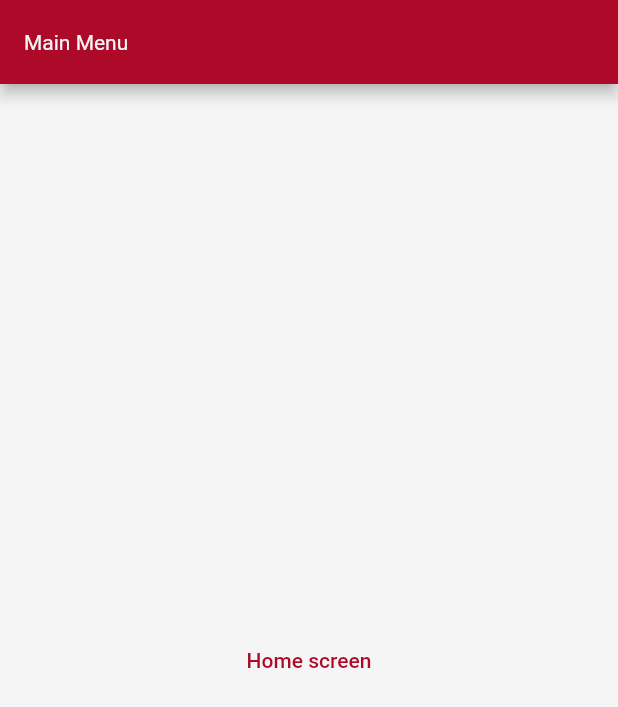
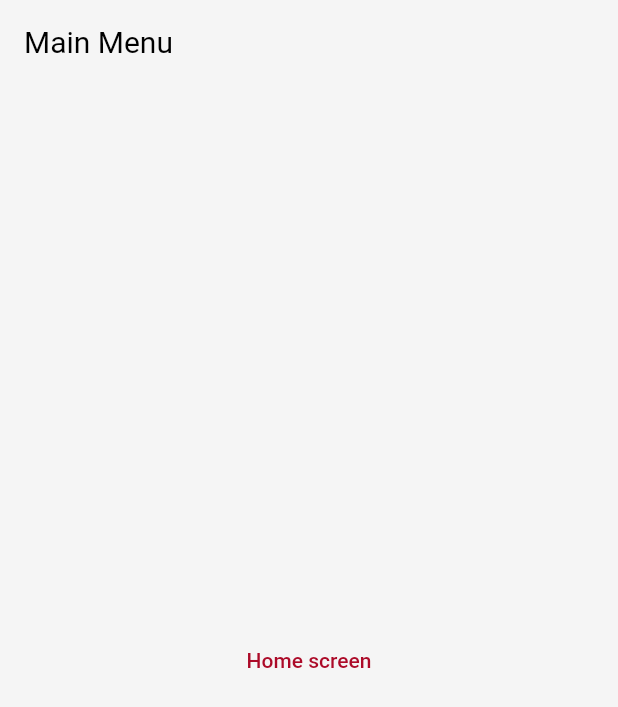
Before and after one commit to kevinooi/recipe_app, a Flutter app: the screen it shows after launch, on a phone screen of 412 x 824 dp. Shown: the top 707 px of the screen. Run offline on Flutter 3.47's test engine with Material 2 defaults, Android fonts, the phone set to English and light mode, and no system bars.

Commit message:
add custom colors for reuse purpose

```diff
--- a/lib/config/theme.dart
+++ b/lib/config/theme.dart
@@ -1,61 +1,74 @@
 import 'package:flutter/material.dart';
+
+import 'custom_color.dart';
 
 ThemeData theme() {
   return ThemeData(
-    scaffoldBackgroundColor: const Color(0xFFF5F5F5),
+    scaffoldBackgroundColor: CustomColors.scaffoldBackgroundColor,
+    appBarTheme: const AppBarTheme(
+      color: Colors.transparent,
+      elevation: 0,
+      centerTitle: false,
+      iconTheme: IconThemeData(),
+      titleTextStyle: TextStyle(
+        fontSize: 20,
+        color: Colors.black,
+        fontWeight: FontWeight.w400,
+      ),
+    ),
     colorScheme: const ColorScheme(
-      primary: Color(0xFFAC0A28),
-      primaryContainer: Color(0xFFAC0A28),
-      secondary: Color(0xFFE56A60),
-      secondaryContainer: Color(0xFFE56A60),
-      background: Color(0xFFF5F5F5),
-      surface: Color(0xFFF5F5F5),
-      error: Color(0x00000000),
+      primary: CustomColors.primaryRed,
+      primaryContainer: CustomColors.primaryRed,
+      secondary: CustomColors.secondaryRed,
+      secondaryContainer: CustomColors.secondaryRed,
+      background: CustomColors.scaffoldBackgroundColor,
+      surface: CustomColors.scaffoldBackgroundColor,
+      error: CustomColors.primaryText,
       brightness: Brightness.light,
-      onPrimary: Color(0xFFF5F5F5),
-      onSecondary: Color(0xFFF5F5F5),
-      onError: Color(0xFF2b2e4a),
-      onBackground: Color(0xFF2b2e4a),
-      onSurface: Color(0xFF2b2e4a),
+      onPrimary: CustomColors.scaffoldBackgroundColor,
+      onSecondary: CustomColors.scaffoldBackgroundColor,
+      onError: CustomColors.darkBlue,
+      onBackground: CustomColors.darkBlue,
+      onSurface: CustomColors.darkBlue,
     ),
     textTheme: const TextTheme(
       headline1: TextStyle(
-        color: Color(0xff0F2027),
+        color: CustomColors.primaryText,
         fontWeight: FontWeight.bold,
         fontSize: 36,
       ),
       headline2: TextStyle(
-        color: Color(0xff0F2027),
+        color: CustomColors.primaryText,
         fontWeight: FontWeight.bold,
         fontSize: 24,
       ),
       headline3: TextStyle(
-        color: Color(0xff0F2027),
+        color: CustomColors.primaryText,
         fontWeight: FontWeight.bold,
         fontSize: 18,
       ),
       headline4: TextStyle(
-        color: Color(0xff0F2027),
+        color: CustomColors.primaryText,
         fontWeight: FontWeight.bold,
         fontSize: 16,
       ),
       headline5: TextStyle(
-        color: Color(0xff0F2027),
+        color: CustomColors.primaryText,
         fontWeight: FontWeight.bold,
         fontSize: 14,
       ),
       headline6: TextStyle(
-        color: Color(0xff808080),
+        color: CustomColors.primaryText,
         fontWeight: FontWeight.normal,
         fontSize: 14,
       ),
       bodyText1: TextStyle(
-        color: Color(0xffBDBDBD),
+        color: CustomColors.primaryText,
         fontWeight: FontWeight.normal,
         fontSize: 12,
       ),
       bodyText2: TextStyle(
-        color: Color(0xffBDBDBD),
+        color: CustomColors.primaryText,
         fontWeight: FontWeight.normal,
         fontSize: 10,
       ),
```
Also changed, not shown: lib/config/custom_color.dart (added, +30 -0 lines).
